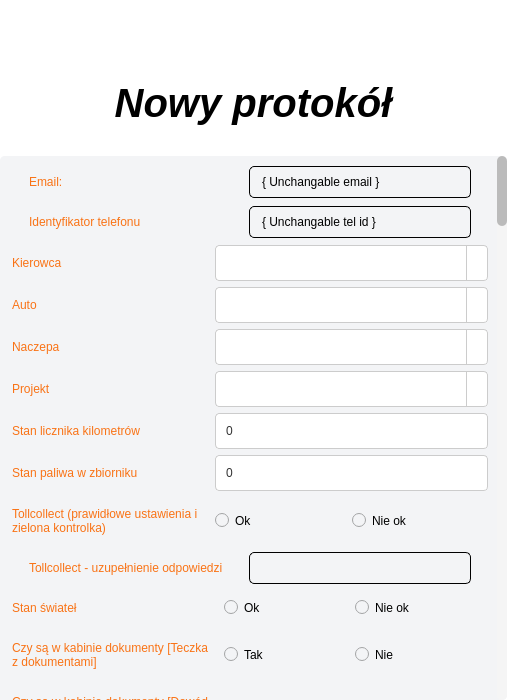
Before: the Qt Designer form userpanel.ui in Ph4sm4/FinelogApp, drawn with Qt 5.
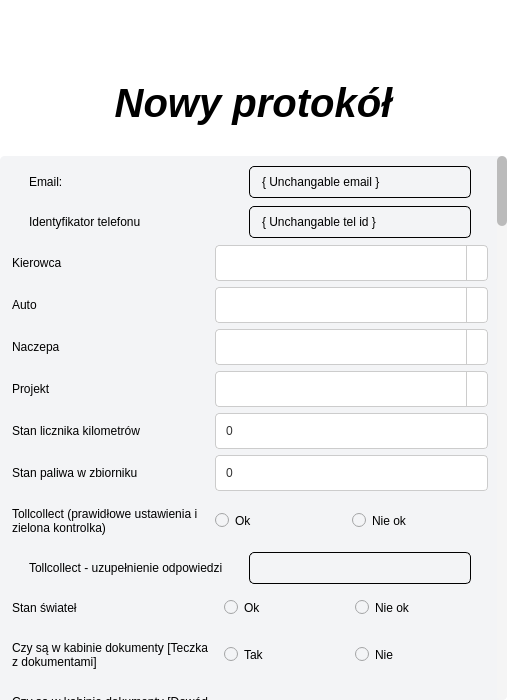
After: the same form once the commit is applied. Icons and pictures are not drawn.

Patch:
```diff
--- a/userpanel.ui
+++ b/userpanel.ui
@@ -606,6 +606,7 @@
 border: 1px solid black;
 height: 30px;
 max-width: 200px;
+background-color: white;
 }
 
 QLineEdit:focus {
@@ -666,7 +667,7 @@
     }
 
 QLabel {
-color: rgb(249, 115, 22);
+color: black;
 padding: 10px 0;
 max-width: 200px;
 }
@@ -754,7 +755,7 @@
           <property name="geometry">
            <rect>
             <x>0</x>
-            <y>-4009</y>
+            <y>-375</y>
             <width>497</width>
             <height>5537</height>
            </rect>
```
Left out of the diff: 53 changed lines with no effect on the pictures.
